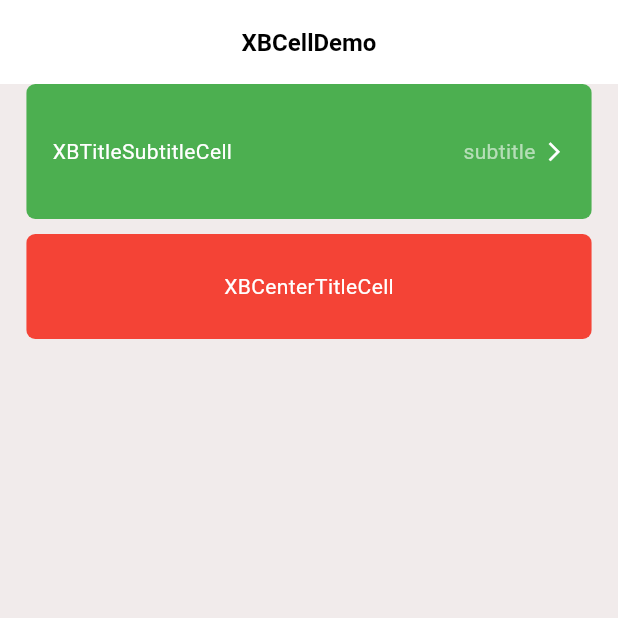
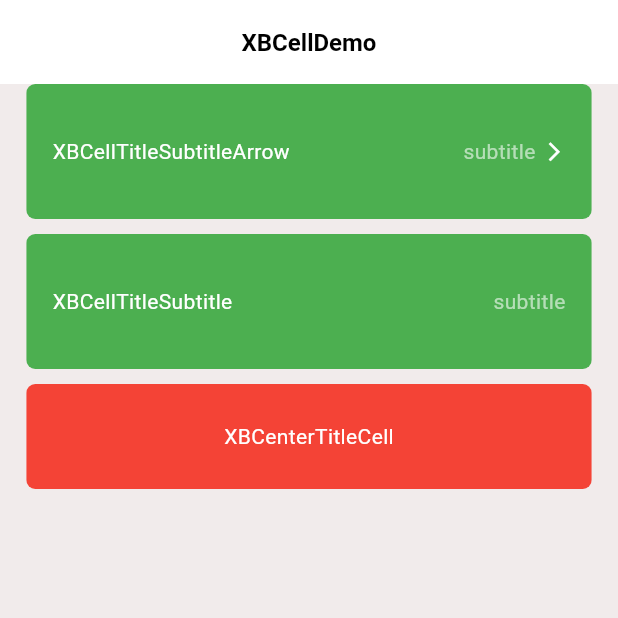
Before and after one commit to huisedediao/xb_scaffold, a Flutter app: the screen it shows after launch, on a phone screen of 412 x 824 dp, the top half of it. Run offline on Flutter 3.47's test engine with Material 3 defaults, Android fonts, the phone set to English and light mode, and no system bars; our stand-ins replace cached_network_image, dio, logger; missing offline and left inert: dart:html.

Commit message:
添加titlesubTitlecell

```diff
--- a/example/lib/home.dart
+++ b/example/lib/home.dart
@@ -54,6 +54,27 @@ class Home extends XBPage<HomeVM> {
           );
         }
         if (index == 1) {
+          return XBCellTitleSubtitle(
+            contentBorderRadius: BorderRadius.circular(6),
+            margin: EdgeInsets.only(
+              left: spaces.gapDef,
+              right: spaces.gapDef,
+            ),
+            backgroundColor: Colors.green,
+            titleStyle: const TextStyle(color: Colors.white),
+            subtitleStyle: TextStyle(color: Colors.white.withAlpha(150)),
+            contentHeight: 70,
+            padding: EdgeInsets.only(
+                left: spaces.gapDef, right: spaces.gapDef, top: 10, bottom: 10),
+            title: title,
+            titleMaxLines: 2,
+            titleOverflow: TextOverflow.ellipsis,
+            maxTitleWidth: screenW * 0.5,
+            subtitle: "subtitle",
+            onTap: () {},
+          );
+        }
+        if (index == 2) {
           return XBCellCenterTitle(
             contentBorderRadius: BorderRadius.circular(6),
             margin: EdgeInsets.only(
--- a/example/lib/home_vm.dart
+++ b/example/lib/home_vm.dart
@@ -4,5 +4,6 @@ import 'package:xb_scaffold/xb_scaffold.dart';
 class HomeVM extends XBPageVM<Home> {
   HomeVM({required super.context});
 
-  List<String> get titles => ["XBTitleSubtitleCell", "XBCenterTitleCell"];
+  List<String> get titles =>
+      ["XBCellTitleSubtitleArrow", "XBCellTitleSubtitle", "XBCenterTitleCell"];
 }
--- a/lib/src/common/xb_cell/xb_cell.dart
+++ b/lib/src/common/xb_cell/xb_cell.dart
@@ -2,6 +2,7 @@ import 'package:flutter/material.dart';
 import 'package:xb_scaffold/xb_scaffold.dart';
 export 'xb_cell_center_title.dart';
 export 'xb_cell_title_subtitle_arrow.dart';
+export 'xb_cell_title_subtitle.dart';
 
 abstract class XBCell extends StatelessWidget {
   final EdgeInsetsGeometry? margin;
--- /dev/null
+++ b/lib/src/common/xb_cell/xb_cell_title_subtitle.dart
@@ -0,0 +1,63 @@
+import 'package:flutter/material.dart';
+import 'package:xb_scaffold/xb_scaffold.dart';
+
+class XBCellTitleSubtitle extends XBCell {
+  final String title;
+  final TextStyle? titleStyle;
+  final double? titleRightPadding;
+  final double? maxTitleWidth;
+  final int? titleMaxLines;
+  final TextOverflow? titleOverflow;
+  final String subtitle;
+  final TextStyle? subtitleStyle;
+  final TextOverflow? subtitleOverflow;
+  final double? maxSubtitleWidth;
+  final int? subtitleMaxLines;
+  const XBCellTitleSubtitle(
+      {required this.title,
+      this.titleStyle,
+      this.titleRightPadding,
+      this.maxTitleWidth,
+      this.titleMaxLines,
+      this.titleOverflow,
+      required this.subtitle,
+      this.subtitleStyle,
+      this.subtitleOverflow,
+      this.maxSubtitleWidth,
+      this.subtitleMaxLines,
+      super.contentHeight,
+      super.margin,
+      super.padding,
+      super.onTap,
+      super.contentBorderRadius,
+      super.backgroundColor,
+      super.key});
+
+  @override
+  Widget buildContent() {
+    return Row(
+      children: [
+        SizedBox(
+          width: maxTitleWidth,
+          child: Text(
+            title,
+            overflow: titleOverflow,
+            style: titleStyle,
+            maxLines: titleMaxLines,
+          ),
+        ),
+        SizedBox(width: titleRightPadding ?? spaces.gapLess),
+        const Spacer(),
+        SizedBox(
+          width: maxSubtitleWidth,
+          child: Text(
+            subtitle,
+            overflow: subtitleOverflow,
+            style: subtitleStyle ?? const TextStyle(color: Colors.grey),
+            maxLines: subtitleMaxLines,
+          ),
+        )
+      ],
+    );
+  }
+}
```
